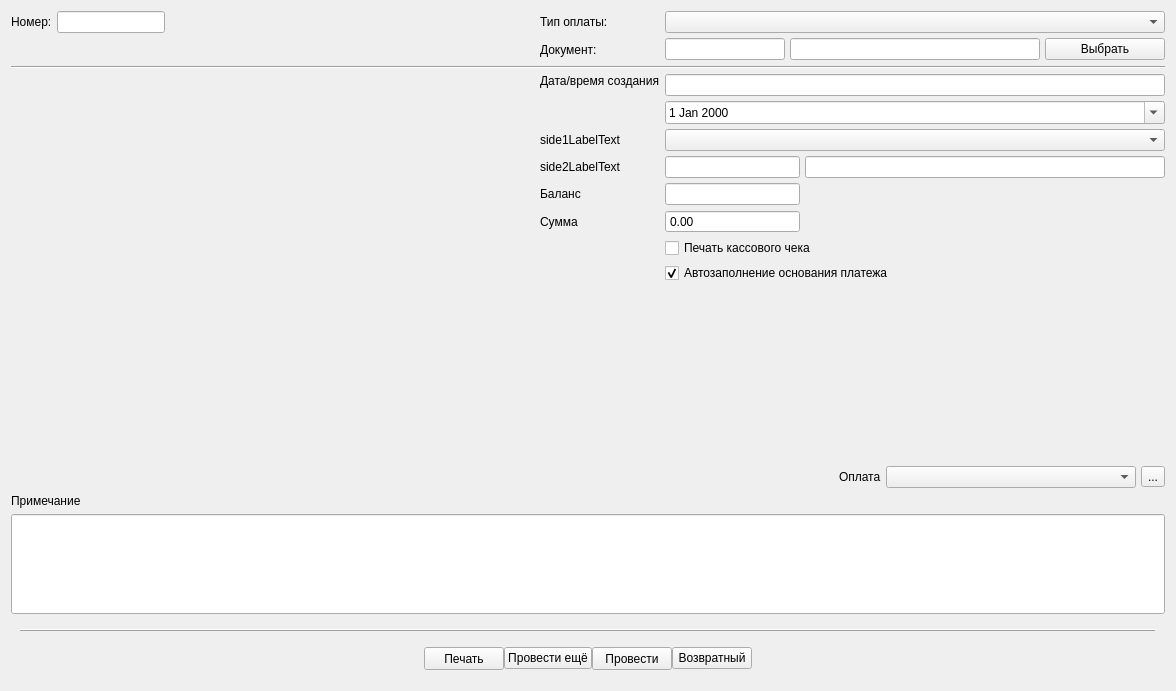
This is tabcashoperation.ui in solderercb/snap_crm as Qt 5 draws it before an edit. The edited form follows.
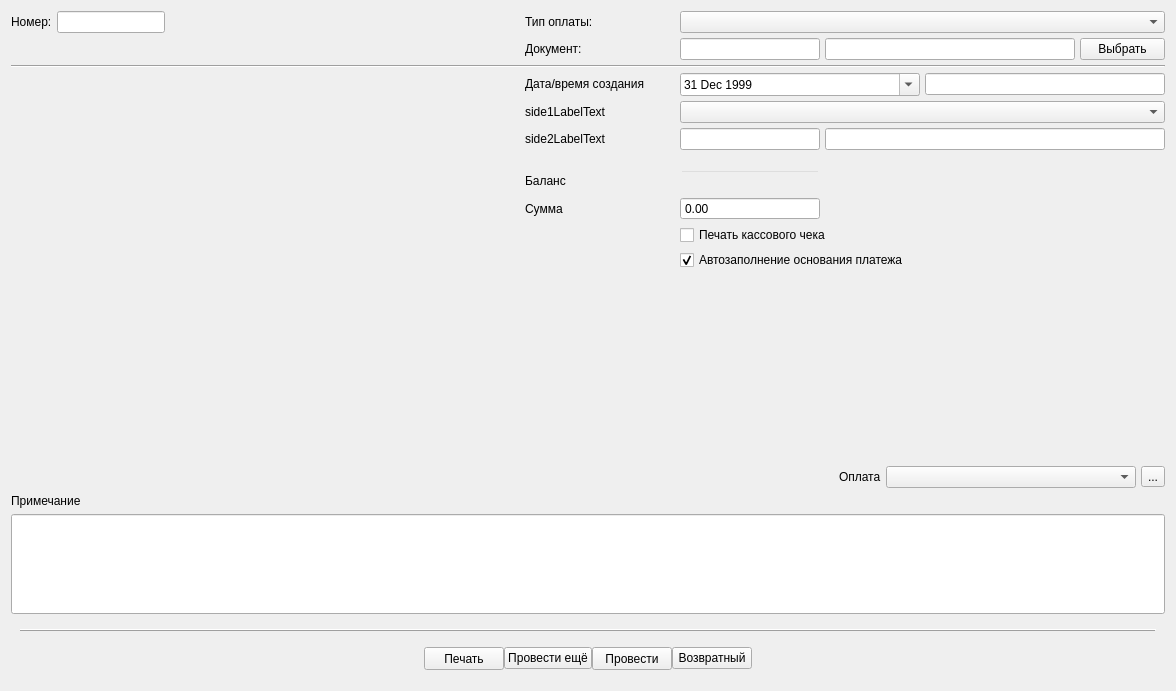
This is the edited form. Icons and pictures are not drawn. Custom widgets are drawn as their Qt base class.

Diff of the .ui file:
```diff
--- a/tabcashoperation.ui
+++ b/tabcashoperation.ui
@@ -28,193 +28,81 @@
      <item row="1" column="0">
       <layout class="QVBoxLayout" name="verticalLayout" stretch="0,0">
        <item>
-        <layout class="QGridLayout" name="centerGridLayout" rowstretch="0,0,0,0,0,0,0,0,0,0,0,0,0" columnstretch="1,0,0" columnminimumwidth="0,0,500">
+        <layout class="QGridLayout" name="centerGridLayout" rowstretch="0,0,0,0,0,0,0,0,0,0,0,0,0" columnstretch="1,0,0,0" columnminimumwidth="0,150,140,340">
          <property name="spacing">
           <number>5</number>
          </property>
-         <item row="3" column="2">
-          <widget class="QLineEdit" name="lineEditDate">
-           <property name="readOnly">
-            <bool>true</bool>
+         <item row="1" column="0">
+          <widget class="QLabel" name="dummyForRowHeight">
+           <property name="sizePolicy">
+            <sizepolicy hsizetype="Preferred" vsizetype="Minimum">
+             <horstretch>0</horstretch>
+             <verstretch>0</verstretch>
+            </sizepolicy>
            </property>
-          </widget>
-         </item>
-         <item row="4" column="2">
-          <widget class="QDateEdit" name="dateEdit">
-           <property name="frame">
-            <bool>true</bool>
+           <property name="styleSheet">
+            <string notr="true">color: rgba(255, 255, 255, 0);</string>
            </property>
-           <property name="showGroupSeparator" stdset="0">
-            <bool>false</bool>
+           <property name="text">
+            <string>dummyForHeight</string>
            </property>
-           <property name="dateTime">
-            <datetime>
-             <hour>0</hour>
-             <minute>0</minute>
-             <second>0</second>
-             <year>2000</year>
-             <month>1</month>
-             <day>1</day>
-            </datetime>
+           <property name="margin">
+            <number>4</number>
            </property>
-           <property name="maximumDateTime">
-            <datetime>
-             <hour>23</hour>
-             <minute>59</minute>
-             <second>59</second>
-             <year>2029</year>
-             <month>12</month>
-             <day>31</day>
-            </datetime>
+          </widget>
+         </item>
+         <item row="8" column="1">
+          <widget class="QLabel" name="labelSumm">
+           <property name="text">
+            <string>Сумма</string>
            </property>
-           <property name="minimumDateTime">
-            <datetime>
-             <hour>0</hour>
-             <minute>0</minute>
-             <second>0</second>
-             <year>2000</year>
-             <month>1</month>
-             <day>1</day>
-            </datetime>
-           </property>
-           <property name="calendarPopup">
-            <bool>true</bool>
-           </property>
           </widget>
          </item>
-         <item row="5" column="1">
+         <item row="4" column="1">
           <widget class="QLabel" name="labelSide1">
            <property name="text">
             <string>side1LabelText</string>
            </property>
           </widget>
          </item>
-         <item row="0" column="2">
-          <widget class="QComboBox" name="comboBoxOrderType">
-           <property name="sizePolicy">
-            <sizepolicy hsizetype="MinimumExpanding" vsizetype="Fixed">
-             <horstretch>0</horstretch>
-             <verstretch>0</verstretch>
-            </sizepolicy>
+         <item row="1" column="1">
+          <widget class="QLabel" name="labelOfLinkedObject">
+           <property name="styleSheet">
+            <string notr="true"/>
            </property>
-          </widget>
-         </item>
-         <item row="6" column="2">
-          <layout class="QHBoxLayout" name="horizontalLayout_2" stretch="0,10">
-           <property name="sizeConstraint">
-            <enum>QLayout::SetFixedSize</enum>
-           </property>
-           <item>
-            <widget class="QLineEdit" name="lineClientId">
-             <property name="sizePolicy">
-              <sizepolicy hsizetype="Minimum" vsizetype="Fixed">
-               <horstretch>0</horstretch>
-               <verstretch>0</verstretch>
-              </sizepolicy>
-             </property>
-             <property name="minimumSize">
-              <size>
-               <width>135</width>
-               <height>20</height>
-              </size>
-             </property>
-             <property name="styleSheet">
-              <string notr="true"/>
-             </property>
-            </widget>
-           </item>
-           <item>
-            <widget class="SLineEdit" name="lineEditClientLastName">
-             <property name="minimumSize">
-              <size>
-               <width>280</width>
-               <height>0</height>
-              </size>
-             </property>
-            </widget>
-           </item>
-          </layout>
-         </item>
-         <item row="10" column="2">
-          <widget class="QCheckBox" name="checkBoxAutoReason">
            <property name="text">
-            <string>Автозаполнение основания платежа</string>
-           </property>
-           <property name="checked">
-            <bool>true</bool>
+            <string>Документ:</string>
            </property>
           </widget>
          </item>
-         <item row="0" column="0">
-          <layout class="QHBoxLayout" name="horizontalLayout_8">
+         <item row="7" column="0" rowspan="5">
+          <layout class="QVBoxLayout" name="verticalLayout_2">
            <item>
-            <widget class="QLabel" name="labelOrderNum">
-             <property name="sizePolicy">
-              <sizepolicy hsizetype="Preferred" vsizetype="Fixed">
-               <horstretch>0</horstretch>
-               <verstretch>0</verstretch>
-              </sizepolicy>
-             </property>
-             <property name="styleSheet">
-              <string notr="true"/>
-             </property>
-             <property name="text">
-              <string>Номер:</string>
-             </property>
-             <property name="margin">
-              <number>3</number>
-             </property>
-             <property name="indent">
-              <number>0</number>
-             </property>
-            </widget>
-           </item>
-           <item>
-            <widget class="QLineEdit" name="lineEditOrderNum">
-             <property name="sizePolicy">
-              <sizepolicy hsizetype="Minimum" vsizetype="Fixed">
-               <horstretch>0</horstretch>
-               <verstretch>0</verstretch>
-              </sizepolicy>
-             </property>
-             <property name="styleSheet">
-              <string notr="true"/>
-             </property>
-             <property name="readOnly">
-              <bool>true</bool>
-             </property>
-            </widget>
-           </item>
-           <item>
-            <spacer name="horizontalSpacer_3">
+            <spacer name="verticalSpacer">
              <property name="orientation">
-              <enum>Qt::Horizontal</enum>
+              <enum>Qt::Vertical</enum>
              </property>
              <property name="sizeHint" stdset="0">
               <size>
-               <width>40</width>
-               <height>20</height>
+               <width>20</width>
+               <height>40</height>
               </size>
              </property>
             </spacer>
            </item>
           </layout>
          </item>
-         <item row="6" column="1">
-          <widget class="QLabel" name="labelSide2">
-           <property name="text">
-            <string>side2LabelText</string>
+         <item row="5" column="3">
+          <widget class="SLineEdit" name="lineEditClientLastName">
+           <property name="minimumSize">
+            <size>
+             <width>280</width>
+             <height>0</height>
+            </size>
            </property>
           </widget>
          </item>
-         <item row="5" column="2">
-          <widget class="QComboBox" name="comboBoxCompany">
-           <property name="insertPolicy">
-            <enum>QComboBox::NoInsert</enum>
-           </property>
-          </widget>
-         </item>
-         <item row="11" column="2">
+         <item row="11" column="3">
           <spacer name="verticalSpacer_2">
            <property name="orientation">
             <enum>Qt::Vertical</enum>
@@ -227,28 +115,122 @@
            </property>
           </spacer>
          </item>
-         <item row="8" column="1">
-          <widget class="QLabel" name="labelSumm">
+         <item row="0" column="2" colspan="2">
+          <widget class="QComboBox" name="comboBoxOrderType">
+           <property name="sizePolicy">
+            <sizepolicy hsizetype="MinimumExpanding" vsizetype="Fixed">
+             <horstretch>0</horstretch>
+             <verstretch>0</verstretch>
+            </sizepolicy>
+           </property>
+          </widget>
+         </item>
+         <item row="3" column="1">
+          <widget class="QLabel" name="labelDate">
+           <property name="sizePolicy">
+            <sizepolicy hsizetype="Preferred" vsizetype="Fixed">
+             <horstretch>0</horstretch>
+             <verstretch>0</verstretch>
+            </sizepolicy>
+           </property>
            <property name="text">
-            <string>Сумма</string>
+            <string>Дата/время создания</string>
            </property>
+           <property name="margin">
+            <number>3</number>
+           </property>
+           <property name="indent">
+            <number>0</number>
+           </property>
           </widget>
          </item>
-         <item row="1" column="2">
+         <item row="7" column="1">
+          <widget class="QLabel" name="labelBalance">
+           <property name="text">
+            <string>Баланс</string>
+           </property>
+          </widget>
+         </item>
+         <item row="3" column="2" colspan="2">
+          <layout class="QHBoxLayout" name="horizontalLayout_4" stretch="1,1">
+           <item>
+            <widget class="QDateEdit" name="dateEdit">
+             <property name="frame">
+              <bool>true</bool>
+             </property>
+             <property name="showGroupSeparator" stdset="0">
+              <bool>false</bool>
+             </property>
+             <property name="dateTime">
+              <datetime>
+               <hour>21</hour>
+               <minute>0</minute>
+               <second>0</second>
+               <year>1999</year>
+               <month>12</month>
+               <day>31</day>
+              </datetime>
+             </property>
+             <property name="maximumDateTime">
+              <datetime>
+               <hour>20</hour>
+               <minute>59</minute>
+               <second>59</second>
+               <year>2029</year>
+               <month>12</month>
+               <day>31</day>
+              </datetime>
+             </property>
+             <property name="minimumDateTime">
+              <datetime>
+               <hour>21</hour>
+               <minute>0</minute>
+               <second>0</second>
+               <year>1999</year>
+               <month>12</month>
+               <day>31</day>
+              </datetime>
+             </property>
+             <property name="calendarPopup">
+              <bool>true</bool>
+             </property>
+            </widget>
+           </item>
+           <item>
+            <widget class="QLineEdit" name="lineEditDate">
+             <property name="readOnly">
+              <bool>true</bool>
+             </property>
+            </widget>
+           </item>
+          </layout>
+         </item>
+         <item row="9" column="2" colspan="2">
+          <widget class="QCheckBox" name="checkBoxPrintCheck">
+           <property name="text">
+            <string>Печать кассового чека</string>
+           </property>
+          </widget>
+         </item>
+         <item row="0" column="1">
+          <widget class="QLabel" name="labelOrderType">
+           <property name="styleSheet">
+            <string notr="true"/>
+           </property>
+           <property name="text">
+            <string>Тип оплаты:</string>
+           </property>
+          </widget>
+         </item>
+         <item row="2" column="0" colspan="4">
+          <widget class="Line" name="line_2">
+           <property name="orientation">
+            <enum>Qt::Horizontal</enum>
+           </property>
+          </widget>
+         </item>
+         <item row="1" column="3">
           <layout class="QHBoxLayout" name="horizontalLayout_5">
-           <item>
-            <widget class="QLineEdit" name="lineEditLinkedObjId">
-             <property name="sizePolicy">
-              <sizepolicy hsizetype="Minimum" vsizetype="Fixed">
-               <horstretch>0</horstretch>
-               <verstretch>0</verstretch>
-              </sizepolicy>
-             </property>
-             <property name="styleSheet">
-              <string notr="true"/>
-             </property>
-            </widget>
-           </item>
            <item>
             <widget class="QLineEdit" name="lineEditLinkedObjCaption">
              <property name="sizePolicy">
@@ -277,148 +259,7 @@
            </item>
           </layout>
          </item>
-         <item row="2" column="0" colspan="3">
-          <widget class="Line" name="line_2">
-           <property name="orientation">
-            <enum>Qt::Horizontal</enum>
-           </property>
-          </widget>
-         </item>
-         <item row="1" column="0">
-          <widget class="QWidget" name="widgetPaddingForLayout" native="true">
-           <property name="sizePolicy">
-            <sizepolicy hsizetype="Fixed" vsizetype="Fixed">
-             <horstretch>0</horstretch>
-             <verstretch>0</verstretch>
-            </sizepolicy>
-           </property>
-           <property name="minimumSize">
-            <size>
-             <width>10</width>
-             <height>23</height>
-            </size>
-           </property>
-           <property name="maximumSize">
-            <size>
-             <width>10</width>
-             <height>23</height>
-            </size>
-           </property>
-          </widget>
-         </item>
-         <item row="0" column="1">
-          <widget class="QLabel" name="labelOrderType">
-           <property name="styleSheet">
-            <string notr="true"/>
-           </property>
-           <property name="text">
-            <string>Тип оплаты:</string>
-           </property>
-          </widget>
-         </item>
-         <item row="7" column="2">
-          <layout class="QHBoxLayout" name="horizontalLayout" stretch="0,1">
-           <property name="sizeConstraint">
-            <enum>QLayout::SetMinAndMaxSize</enum>
-           </property>
-           <item>
-            <widget class="QLineEdit" name="lineEditBalance">
-             <property name="sizePolicy">
-              <sizepolicy hsizetype="Minimum" vsizetype="Fixed">
-               <horstretch>0</horstretch>
-               <verstretch>0</verstretch>
-              </sizepolicy>
-             </property>
-             <property name="minimumSize">
-              <size>
-               <width>135</width>
-               <height>0</height>
-              </size>
-             </property>
-             <property name="readOnly">
-              <bool>true</bool>
-             </property>
-            </widget>
-           </item>
-           <item>
-            <spacer name="horizontalSpacer_4">
-             <property name="orientation">
-              <enum>Qt::Horizontal</enum>
-             </property>
-             <property name="sizeHint" stdset="0">
-              <size>
-               <width>40</width>
-               <height>20</height>
-              </size>
-             </property>
-            </spacer>
-           </item>
-          </layout>
-         </item>
-         <item row="8" column="2">
-          <layout class="QHBoxLayout" name="horizontalLayout_3" stretch="0,1">
-           <property name="sizeConstraint">
-            <enum>QLayout::SetMinAndMaxSize</enum>
-           </property>
-           <item>
-            <widget class="QDoubleSpinBox" name="doubleSpinBoxAmount">
-             <property name="sizePolicy">
-              <sizepolicy hsizetype="Minimum" vsizetype="Fixed">
-               <horstretch>0</horstretch>
-               <verstretch>0</verstretch>
-              </sizepolicy>
-             </property>
-             <property name="minimumSize">
-              <size>
-               <width>135</width>
-               <height>0</height>
-              </size>
-             </property>
-             <property name="buttonSymbols">
-              <enum>QAbstractSpinBox::NoButtons</enum>
-             </property>
-             <property name="specialValueText">
-              <string notr="true"/>
-             </property>
-             <property name="correctionMode">
-              <enum>QAbstractSpinBox::CorrectToNearestValue</enum>
-             </property>
-             <property name="keyboardTracking">
-              <bool>true</bool>
-             </property>
-             <property name="prefix">
-              <string notr="true"/>
-             </property>
-             <property name="suffix">
-              <string notr="true"/>
-             </property>
-             <property name="maximum">
-              <double>9999999.990000000223517</double>
-             </property>
-             <property name="stepType">
-              <enum>QAbstractSpinBox::AdaptiveDecimalStepType</enum>
-             </property>
-            </widget>
-           </item>
-           <item>
-            <spacer name="horizontalSpacer_5">
-             <property name="orientation">
-              <enum>Qt::Horizontal</enum>
-             </property>
-             <property name="sizeType">
-              <enum>QSizePolicy::MinimumExpanding</enum>
-             </property>
-             <property name="sizeHint" stdset="0">
-              <size>
-               <width>40</width>
-               <height>20</height>
-              </size>
-             </property>
-            </spacer>
-           </item>
-          </layout>
-         </item>
-         <item row="12" column="2">
+         <item row="12" column="2" colspan="2">
           <layout class="QHBoxLayout" name="horizontalLayout_7" stretch="0,0,1,0">
            <item>
             <spacer name="horizontalSpacer_6">
@@ -484,91 +325,217 @@
            </item>
           </layout>
          </item>
-         <item row="7" column="1">
-          <widget class="QLabel" name="labelBalance">
+         <item row="7" column="3">
+          <spacer name="horizontalSpacer_4">
+           <property name="orientation">
+            <enum>Qt::Horizontal</enum>
+           </property>
+           <property name="sizeHint" stdset="0">
+            <size>
+             <width>40</width>
+             <height>0</height>
+            </size>
+           </property>
+          </spacer>
+         </item>
+         <item row="7" column="2">
+          <widget class="QLineEdit" name="lineEditBalance">
+           <property name="sizePolicy">
+            <sizepolicy hsizetype="Minimum" vsizetype="Fixed">
+             <horstretch>0</horstretch>
+             <verstretch>0</verstretch>
+            </sizepolicy>
+           </property>
+           <property name="minimumSize">
+            <size>
+             <width>135</width>
+             <height>0</height>
+            </size>
+           </property>
+           <property name="styleSheet">
+            <string notr="true">background-color: rgba(255, 255, 255, 0);</string>
+           </property>
+           <property name="readOnly">
+            <bool>true</bool>
+           </property>
+          </widget>
+         </item>
+         <item row="10" column="2" colspan="2">
+          <widget class="QCheckBox" name="checkBoxAutoReason">
            <property name="text">
-            <string>Баланс</string>
+            <string>Автозаполнение основания платежа</string>
            </property>
+           <property name="checked">
+            <bool>true</bool>
+           </property>
           </widget>
          </item>
-         <item row="1" column="1">
-          <widget class="QLabel" name="labelOfLinkedObject">
-           <property name="styleSheet">
+         <item row="8" column="2">
+          <widget class="QDoubleSpinBox" name="doubleSpinBoxAmount">
+           <property name="sizePolicy">
+            <sizepolicy hsizetype="Minimum" vsizetype="Fixed">
+             <horstretch>0</horstretch>
+             <verstretch>0</verstretch>
+            </sizepolicy>
+           </property>
+           <property name="minimumSize">
+            <size>
+             <width>135</width>
+             <height>0</height>
+            </size>
+           </property>
+           <property name="buttonSymbols">
+            <enum>QAbstractSpinBox::NoButtons</enum>
+           </property>
+           <property name="specialValueText">
             <string notr="true"/>
            </property>
-           <property name="text">
-            <string>Документ:</string>
+           <property name="correctionMode">
+            <enum>QAbstractSpinBox::CorrectToNearestValue</enum>
            </property>
+           <property name="keyboardTracking">
+            <bool>true</bool>
+           </property>
+           <property name="prefix">
+            <string notr="true"/>
+           </property>
+           <property name="suffix">
+            <string notr="true"/>
+           </property>
+           <property name="maximum">
+            <double>9999999.990000000223517</double>
+           </property>
+           <property name="stepType">
+            <enum>QAbstractSpinBox::AdaptiveDecimalStepType</enum>
+           </property>
           </widget>
          </item>
-         <item row="9" column="2">
-          <widget class="QCheckBox" name="checkBoxPrintCheck">
-           <property name="text">
-            <string>Печать кассового чека</string>
+         <item row="4" column="2" colspan="2">
+          <widget class="QComboBox" name="comboBoxCompany">
+           <property name="insertPolicy">
+            <enum>QComboBox::NoInsert</enum>
            </property>
           </widget>
          </item>
-         <item row="3" column="1" rowspan="2" alignment="Qt::AlignTop">
-          <widget class="QLabel" name="labelDate">
+         <item row="1" column="2">
+          <widget class="QLineEdit" name="lineEditLinkedObjId">
            <property name="sizePolicy">
-            <sizepolicy hsizetype="Preferred" vsizetype="Fixed">
+            <sizepolicy hsizetype="Minimum" vsizetype="Fixed">
              <horstretch>0</horstretch>
              <verstretch>0</verstretch>
             </sizepolicy>
            </property>
-           <property name="text">
-            <string>Дата/время создания</string>
+           <property name="styleSheet">
+            <string notr="true"/>
            </property>
-           <property name="margin">
-            <number>3</number>
+          </widget>
+         </item>
+         <item row="5" column="2">
+          <widget class="QLineEdit" name="lineClientId">
+           <property name="sizePolicy">
+            <sizepolicy hsizetype="Minimum" vsizetype="Fixed">
+             <horstretch>0</horstretch>
+             <verstretch>0</verstretch>
+            </sizepolicy>
            </property>
-           <property name="indent">
-            <number>0</number>
+           <property name="minimumSize">
+            <size>
+             <width>135</width>
+             <height>20</height>
+            </size>
            </property>
+           <property name="styleSheet">
+            <string notr="true"/>
+           </property>
           </widget>
          </item>
-         <item row="6" column="0" rowspan="6">
-          <layout class="QVBoxLayout" name="verticalLayout_2">
+         <item row="5" column="1">
+          <widget class="QLabel" name="labelSide2">
+           <property name="text">
+            <string>side2LabelText</string>
+           </property>
+          </widget>
+         </item>
+         <item row="0" column="0">
+          <layout class="QHBoxLayout" name="horizontalLayout_8">
            <item>
-            <widget class="SClientMatch" name="widgetClientMatch" native="true">
-             <property name="enabled">
+            <widget class="QLabel" name="labelOrderNum">
+             <property name="sizePolicy">
+              <sizepolicy hsizetype="Preferred" vsizetype="Fixed">
+               <horstretch>0</horstretch>
+               <verstretch>0</verstretch>
+              </sizepolicy>
+             </property>
+             <property name="styleSheet">
+              <string notr="true"/>
+             </property>
+             <property name="text">
+              <string>Номер:</string>
+             </property>
+             <property name="margin">
+              <number>3</number>
+             </property>
+             <property name="indent">
+              <number>0</number>
+             </property>
+            </widget>
+           </item>
+           <item>
+            <widget class="QLineEdit" name="lineEditOrderNum">
+             <property name="sizePolicy">
+              <sizepolicy hsizetype="Minimum" vsizetype="Fixed">
+               <horstretch>0</horstretch>
+               <verstretch>0</verstretch>
+              </sizepolicy>
+             </property>
+             <property name="styleSheet">
+              <string notr="true"/>
+             </property>
+             <property name="readOnly">
               <bool>true</bool>
              </property>
-             <property name="sizePolicy">
-              <sizepolicy hsizetype="Preferred" vsizetype="Minimum">
-               <horstretch>0</horstretch>
-               <verstretch>0</verstretch>
-              </sizepolicy>
-             </property>
-             <property name="minimumSize">
-              <size>
-               <width>0</width>
-               <height>10</height>
-              </size>
-             </property>
-             <property name="maximumSize">
-              <size>
-               <width>16777215</width>
-               <height>500</height>
-              </size>
-             </property>
             </widget>
            </item>
            <item>
-            <spacer name="verticalSpacer">
+            <spacer name="horizontalSpacer_3">
              <property name="orientation">
-              <enum>Qt::Vertical</enum>
+              <enum>Qt::Horizontal</enum>
              </property>
              <property name="sizeHint" stdset="0">
               <size>
-               <width>20</width>
-               <height>40</height>
+               <width>40</width>
+               <height>20</height>
               </size>
              </property>
             </spacer>
            </item>
           </layout>
          </item>
+         <item row="6" column="1" colspan="3">
+          <widget class="SClientMatch" name="widgetClientMatch" native="true">
+           <property name="enabled">
+            <bool>true</bool>
+           </property>
+           <property name="sizePolicy">
+            <sizepolicy hsizetype="Preferred" vsizetype="Minimum">
+             <horstretch>0</horstretch>
+             <verstretch>0</verstretch>
+            </sizepolicy>
+           </property>
+           <property name="minimumSize">
+            <size>
+             <width>0</width>
+             <height>10</height>
+            </size>
+           </property>
+           <property name="maximumSize">
+            <size>
+             <width>16777215</width>
+             <height>500</height>
+            </size>
+           </property>
+          </widget>
+         </item>
         </layout>
        </item>
        <item>
```
Left out of the diff: 8 changed lines with no effect on the pictures.
